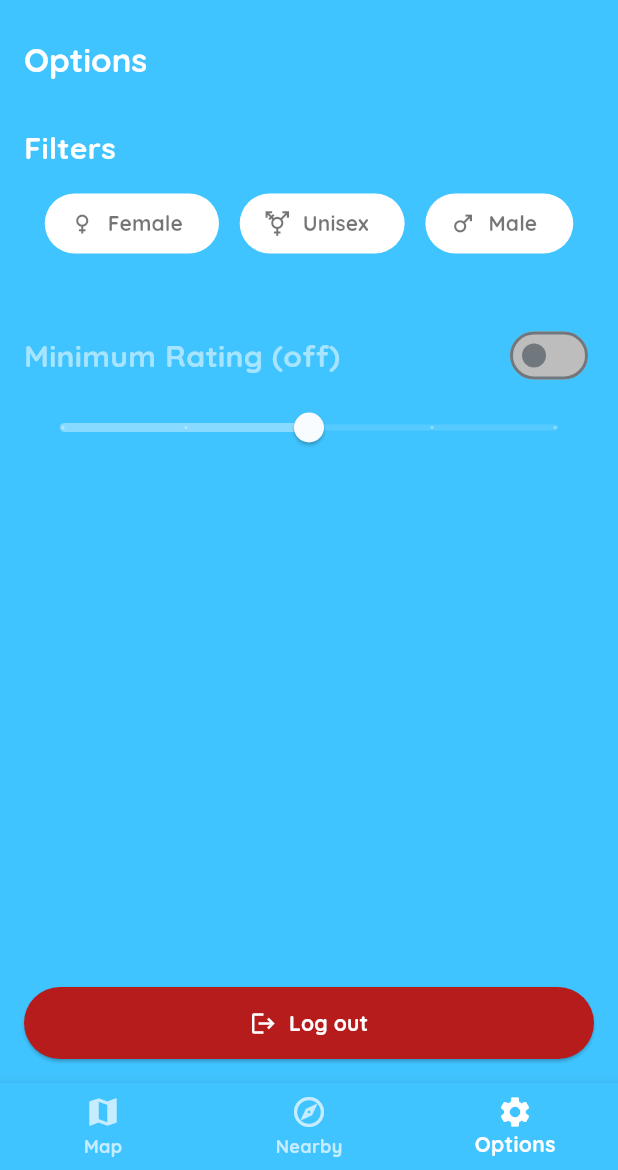
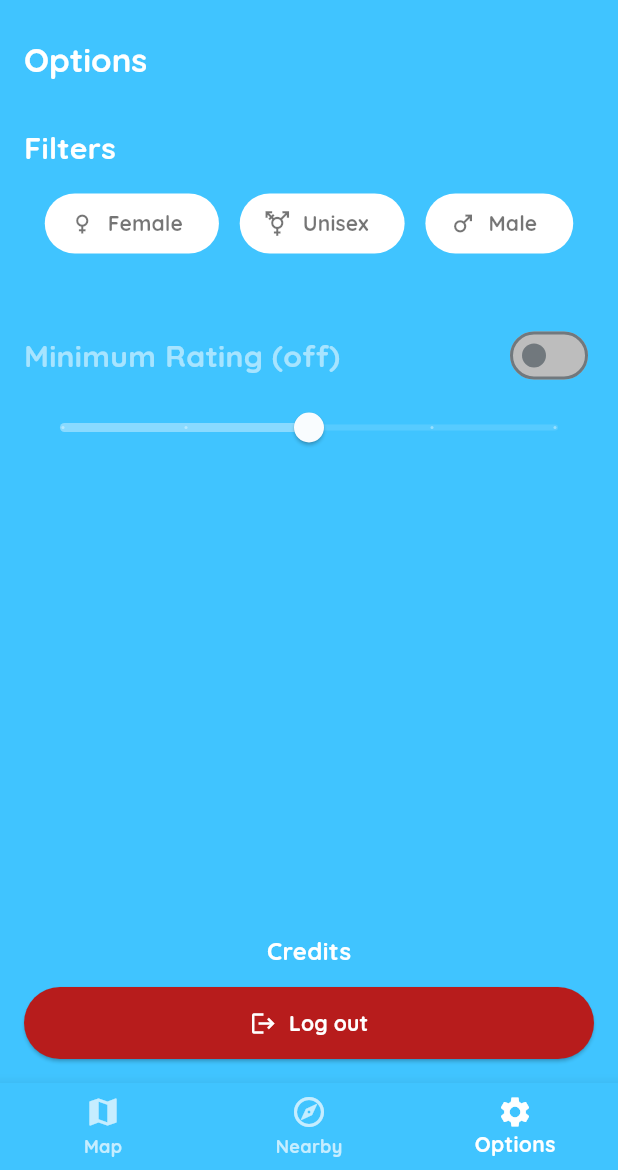
Before and after one commit to pgattic/ratemybowl, a Flutter app: the screen it shows once a user with an empty profile is signed in, item 3 of the bottom bar chosen, on a phone screen of 412 x 824 dp, the part 66-1236 px from its top. Run offline on Flutter 3.47's test engine with Material 3 defaults, Android fonts, the phone set to English and light mode, and no system bars; our stand-ins replace audioplayers, flutter_dotenv, flutter_map, flutter_svg, google_fonts, latlong2 and 5 more; accounts and stored records are empty; network calls fail.

Commit message:
Add clickable credits text in options

```diff
--- a/lib/screens/options_screen.dart
+++ b/lib/screens/options_screen.dart
@@ -1,6 +1,7 @@
 import 'package:flutter/material.dart';
 import 'package:google_fonts/google_fonts.dart';
 import 'package:provider/provider.dart';
+import 'package:rate_my_bowl/screens/credits_screen.dart';
 import 'package:rate_my_bowl/services/auth_service.dart';
 import 'package:shared_preferences/shared_preferences.dart';
 
@@ -196,6 +197,24 @@ class _OptionsScreenState extends State<OptionsScreen> {
               ),
             const SizedBox(height: 8),
             const Spacer(),
+            Center(
+              child: GestureDetector(
+                onTap: () {
+                  Navigator.push(
+                    context,
+                    MaterialPageRoute(builder: (_) => const CreditsScreen()),
+                  );
+                },
+                child: Text(
+                  "Credits",
+                  style: GoogleFonts.quicksand(
+                    fontSize: 16,
+                    color: Colors.white,
+                  ),
+                ),
+              ),
+            ),
+            const SizedBox(height: 12),
             ElevatedButton.icon(
               onPressed: _handleLogout,
               icon: const Icon(Icons.logout, color: Colors.white),
```
